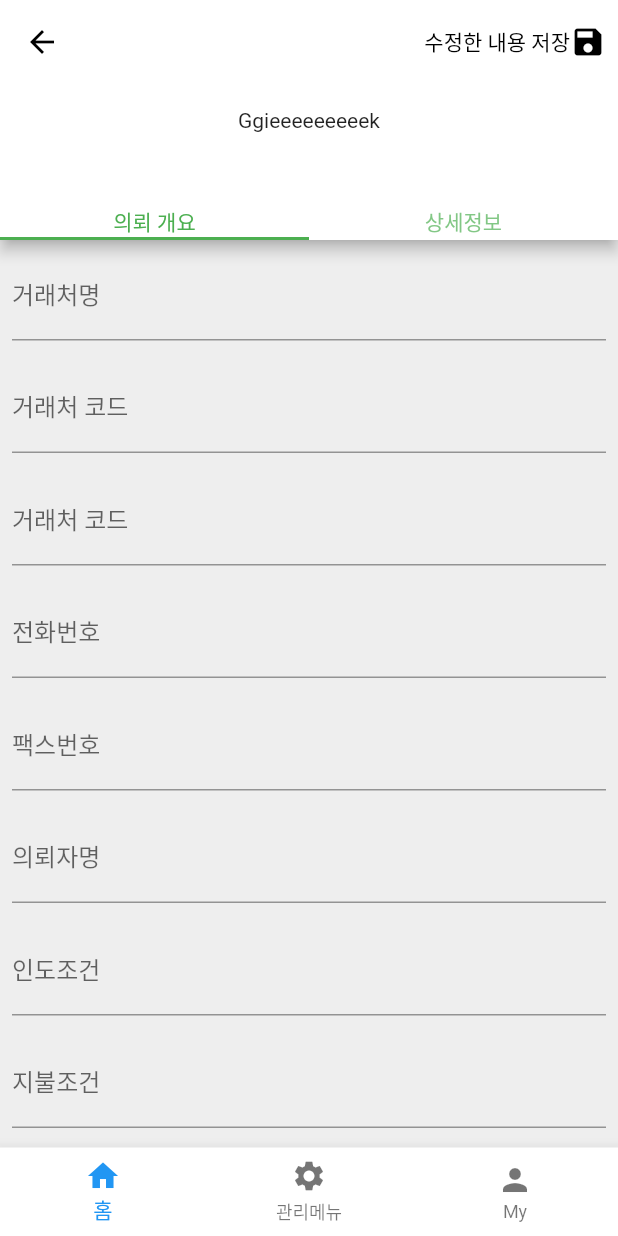
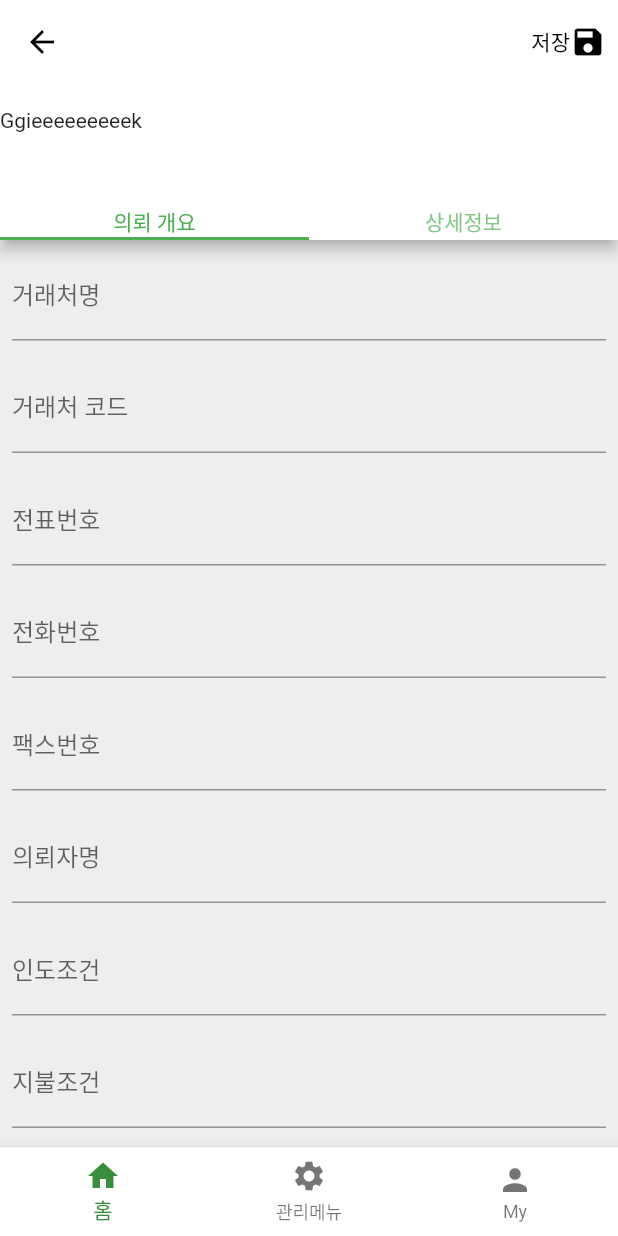
Before and after one commit to lemonsatang/helpme, a Flutter app: the AddEditPage screen opened directly, on a phone screen of 412 x 824 dp. Run offline on Flutter 3.47's test engine with Material 2 defaults, Android fonts, the phone set to English and light mode, and no system bars; network calls fail.

Commit message:
커밋
개구리

```diff
--- a/project_helpme/lib/AddEditPage.dart
+++ b/project_helpme/lib/AddEditPage.dart
@@ -31,8 +31,7 @@ class _AddEditPageState extends State<AddEditPage> {
 
   addUpdateData() {
     if (editMode) {
-      // var url = 'http://192.168.0.191/edit.php';
-      var url = 'http://221.164.17.167/edit.php';
+      var url = 'http://192.168.0.191/edit.php';
       http.post(url, body: {
         'ID': widget.list[widget.index]['ID'],
         'COMP': comp.text,
@@ -50,8 +49,7 @@ class _AddEditPageState extends State<AddEditPage> {
         'MUESR': muser.text,
       });
     } else {
-      // var url = 'http://192.168.0.191/add.php';
-      var url = 'http://221.164.17.167/add.php';
+      var url = 'http://192.168.0.191/add.php';
       try {
         http.post(url, body: {
           'COMP': comp.text,
@@ -121,12 +119,12 @@ class _AddEditPageState extends State<AddEditPage> {
                   );
                 },
                 child: Padding(
-                  padding: EdgeInsets.all(8.0),
+                  padding: EdgeInsets.fromLTRB(8.0, 0, 8.0, 0),
                   child: Row(
                     mainAxisAlignment: MainAxisAlignment.center,
                     crossAxisAlignment: CrossAxisAlignment.center,
                     children: [
-                      Text('수정한 내용 저장'),
+                      Text('저장'),
                       Icon(Icons.save),
                     ],
                   ),
@@ -136,7 +134,11 @@ class _AddEditPageState extends State<AddEditPage> {
             flexibleSpace: PreferredSize(
               preferredSize: Size.fromHeight(100),
               child: Center(
-                child: Text('Ggieeeeeeeeek'),
+                child: Row(
+                  children: [
+                    Text('Ggieeeeeeeeek'),
+                  ],
+                ),
               ),
             ),
             bottom: TabBar(
@@ -176,7 +178,7 @@ class _AddEditPageState extends State<AddEditPage> {
                   child: TextField(
                     controller: j_bunho,
                     decoration: InputDecoration(
-                      labelText: '거래처 코드',
+                      labelText: '전표번호',
                     ),
                   ),
                 ),
@@ -299,6 +301,7 @@ class _AddEditPageState extends State<AddEditPage> {
           currentIndex: 0,
           type: BottomNavigationBarType.fixed,
           backgroundColor: Colors.white,
+          selectedItemColor: Colors.green[700],
           items: [
             BottomNavigationBarItem(
               icon: Icon(Icons.home),
```
Also changed, not shown: project_helpme/lib/main.dart (+38 -10 lines).
